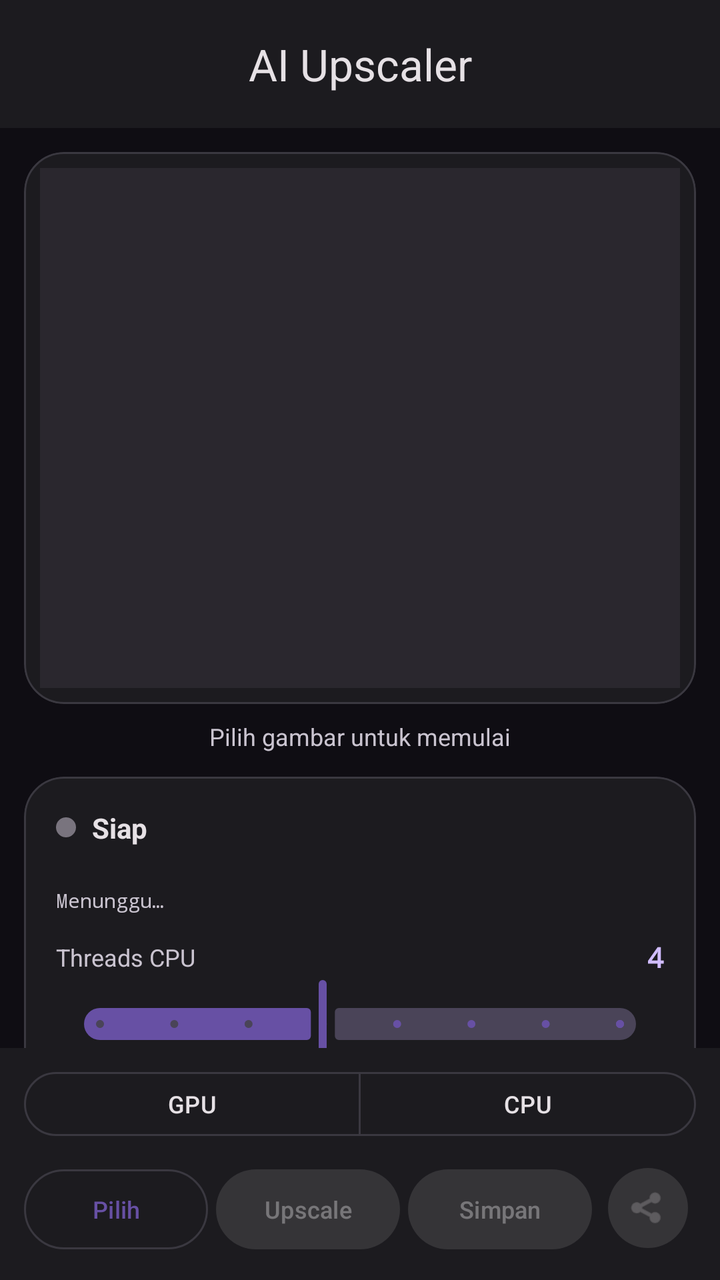
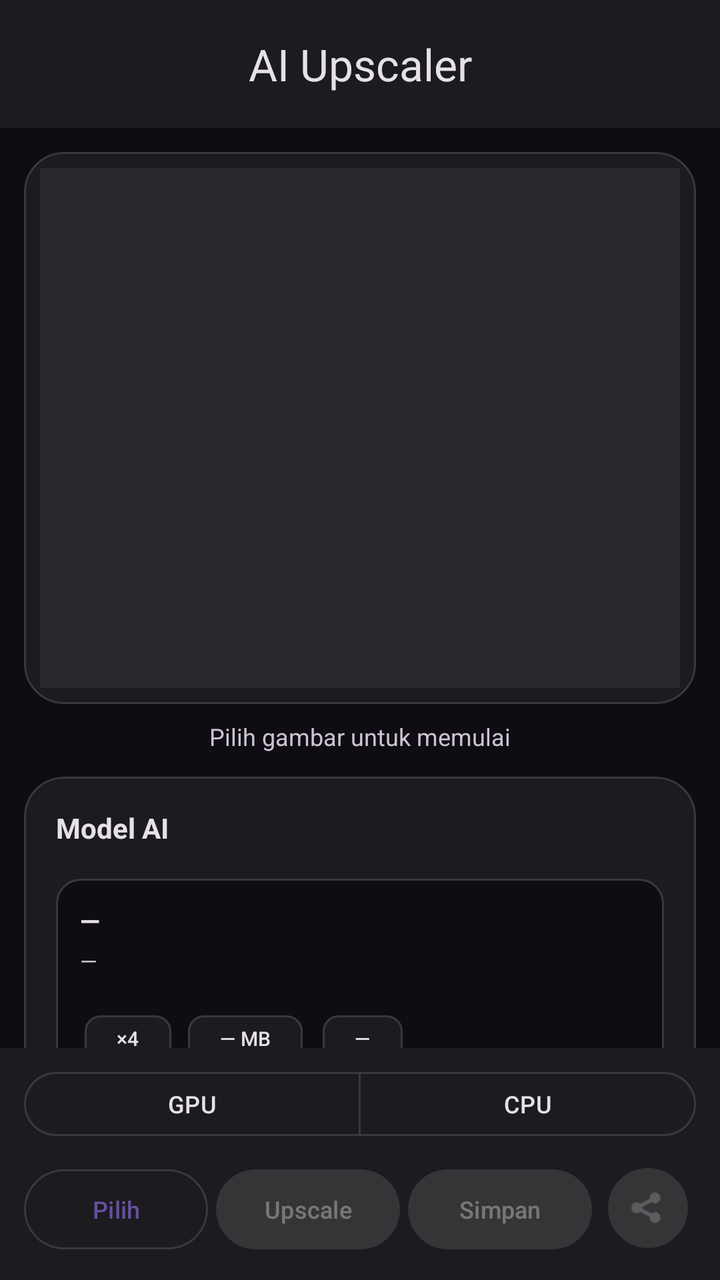

Screens rendered from an Android XML layout before and after an edit, with the pre-edit source and the edit as a unified diff.
<!-- AndroidManifest.xml: application theme Theme.AIUpscaler -->
<!-- res/layout/activity_main.xml -->
<?xml version="1.0" encoding="utf-8"?>
<androidx.constraintlayout.widget.ConstraintLayout
    xmlns:android="http://schemas.android.com/apk/res/android"
    xmlns:app="http://schemas.android.com/apk/res-auto"
    android:layout_width="match_parent"
    android:layout_height="match_parent"
    android:background="@color/md_background">

    <com.google.android.material.appbar.MaterialToolbar
        android:id="@+id/toolbar"
        android:layout_width="0dp"
        android:layout_height="wrap_content"
        android:background="@color/md_surface"
        android:fitsSystemWindows="true"
        android:minHeight="?attr/actionBarSize"
        app:contentInsetStart="0dp"
        app:contentInsetStartWithNavigation="0dp"
        app:title="@string/app_name"
        app:titleCentered="true"
        app:titleTextColor="@color/md_on_surface"
        app:layout_constraintTop_toTopOf="parent"
        app:layout_constraintStart_toStartOf="parent"
        app:layout_constraintEnd_toEndOf="parent"/>

    <androidx.core.widget.NestedScrollView
        android:id="@+id/scroll"
        android:layout_width="0dp"
        android:layout_height="0dp"
        android:clipToPadding="false"
        android:fillViewport="true"
        app:layout_constraintTop_toBottomOf="@id/toolbar"
        app:layout_constraintBottom_toTopOf="@id/bottomBar"
        app:layout_constraintStart_toStartOf="parent"
        app:layout_constraintEnd_toEndOf="parent">

        <LinearLayout
            android:layout_width="match_parent"
            android:layout_height="wrap_content"
            android:orientation="vertical"
            android:padding="@dimen/space_md">

            <com.google.android.material.card.MaterialCardView
                android:layout_width="match_parent"
                android:layout_height="wrap_content"
                app:cardBackgroundColor="@color/md_surface"
                app:cardCornerRadius="@dimen/radius_lg"
                app:cardElevation="0dp"
                app:strokeColor="@color/md_outline"
                app:strokeWidth="1dp">
                <ImageView
                    android:id="@+id/imagePreview"
                    android:layout_width="match_parent"
                    android:layout_height="@dimen/preview_height"
                    android:layout_margin="@dimen/space_sm"
                    android:background="@color/md_surface_variant"
                    android:contentDescription="@string/cd_image_preview"
                    android:scaleType="fitCenter"/>
            </com.google.android.material.card.MaterialCardView>

            <TextView
                android:id="@+id/tvInfo"
                android:layout_width="match_parent"
                android:layout_height="wrap_content"
                android:layout_marginTop="@dimen/space_sm"
                android:gravity="center"
                android:text="@string/hint_pick_image"
                android:textColor="@color/md_on_surface_variant"
                android:textSize="12sp"/>

            <com.google.android.material.card.MaterialCardView
                android:layout_width="match_parent"
                android:layout_height="wrap_content"
                android:layout_marginTop="@dimen/space_md"
                app:cardBackgroundColor="@color/md_surface"
                app:cardCornerRadius="@dimen/radius_lg"
                app:cardElevation="0dp"
                app:strokeColor="@color/md_outline"
                app:strokeWidth="1dp">
                <LinearLayout
                    android:layout_width="match_parent"
                    android:layout_height="wrap_content"
                    android:orientation="vertical"
                    android:padding="@dimen/space_lg">

                    <LinearLayout
                        android:layout_width="match_parent"
                        android:layout_height="wrap_content"
                        android:gravity="center_vertical"
                        android:orientation="horizontal">
                        <View
                            android:id="@+id/statusDot"
                            android:layout_width="10dp"
                            android:layout_height="10dp"
                            android:background="@drawable/dot_idle"/>
                        <TextView
                            android:id="@+id/tvStatus"
                            android:layout_width="0dp"
                            android:layout_height="wrap_content"
                            android:layout_marginStart="@dimen/space_sm"
                            android:layout_weight="1"
                            android:text="@string/status_idle"
                            android:textColor="@color/md_on_surface"
                            android:textSize="14sp"
                            android:textStyle="bold"/>
                        <TextView
                            android:id="@+id/tvPercent"
                            android:layout_width="wrap_content"
                            android:layout_height="wrap_content"
                            android:fontFamily="monospace"
                            android:textColor="@color/md_primary_dark"
                            android:textSize="14sp"
                            android:textStyle="bold"/>
                    </LinearLayout>

                    <com.google.android.material.progressindicator.LinearProgressIndicator
                        android:id="@+id/linearProgress"
                        android:layout_width="match_parent"
                        android:layout_height="wrap_content"
                        android:layout_marginTop="@dimen/space_sm"
                        android:visibility="invisible"
                        app:indicatorColor="@color/md_primary_dark"
                        app:trackColor="@color/md_surface_variant"
                        app:trackCornerRadius="6dp"/>

                    <TextView
                        android:id="@+id/tvProgress"
                        android:layout_width="match_parent"
                        android:layout_height="wrap_content"
                        android:layout_marginTop="@dimen/space_sm"
                        android:fontFamily="monospace"
                        android:text="Menunggu…"
                        android:textColor="@color/md_on_surface_variant"
                        android:textSize="10sp"/>

                    <LinearLayout
                        android:layout_width="match_parent"
                        android:layout_height="wrap_content"
                        android:layout_marginTop="@dimen/space_md"
                        android:gravity="center_vertical"
                        android:orientation="horizontal">
                        <TextView
                            android:layout_width="0dp"
                            android:layout_height="wrap_content"
                            android:layout_weight="1"
                            android:text="Threads CPU"
                            android:textColor="@color/md_on_surface_variant"
                            android:textSize="12sp"/>
                        <TextView
                            android:id="@+id/tvThreadCount"
                            android:layout_width="wrap_content"
                            android:layout_height="wrap_content"
                            android:fontFamily="monospace"
                            android:text="4"
                            android:textColor="@color/md_primary_dark"
                            android:textSize="14sp"
                            android:textStyle="bold"/>
                    </LinearLayout>

                    <com.google.android.material.slider.Slider
                        android:id="@+id/sliderThreads"
                        android:layout_width="match_parent"
                        android:layout_height="wrap_content"
                        android:stepSize="1"
                        android:value="4"
                        android:valueFrom="1"
                        android:valueTo="8"
                        app:labelBehavior="gone"/>

                    <View
                        android:layout_width="match_parent"
                        android:layout_height="1dp"
                        android:layout_marginTop="@dimen/space_md"
                        android:layout_marginBottom="@dimen/space_md"
                        android:background="@color/md_outline"/>

                    <LinearLayout
                        android:layout_width="match_parent"
                        android:layout_height="wrap_content"
                        android:orientation="horizontal"
                        android:weightSum="3">
                        <LinearLayout
                            android:layout_width="0dp"
                            android:layout_height="wrap_content"
                            android:layout_weight="1"
                            android:orientation="vertical">
                            <TextView
                                android:layout_width="wrap_content"
                                android:layout_height="wrap_content"
                                android:text="@string/label_cpu"
                                android:textColor="@color/md_on_surface_variant"
                                android:textSize="10sp"/>
                            <TextView
                                android:id="@+id/tvCpu"
                                android:layout_width="wrap_content"
                                android:layout_height="wrap_content"
                                android:layout_marginTop="2dp"
                                android:fontFamily="monospace"
                                android:text="—"
                                android:textColor="@color/md_on_surface"
                                android:textSize="12sp"
                                android:textStyle="bold"/>
                        </LinearLayout>
                        <LinearLayout
                            android:layout_width="0dp"
                            android:layout_height="wrap_content"
                            android:layout_weight="1"
                            android:orientation="vertical">
                            <TextView
                                android:layout_width="wrap_content"
                                android:layout_height="wrap_content"
                                android:text="@string/label_ram"
                                android:textColor="@color/md_on_surface_variant"
                                android:textSize="10sp"/>
                            <TextView
                                android:id="@+id/tvRam"
                                android:layout_width="wrap_content"
                                android:layout_height="wrap_content"
                                android:layout_marginTop="2dp"
                                android:fontFamily="monospace"
                                android:text="—"
                                android:textColor="@color/md_on_surface"
                                android:textSize="12sp"
                                android:textStyle="bold"/>
                        </LinearLayout>
                        <LinearLayout
                            android:layout_width="0dp"
                            android:layout_height="wrap_content"
                            android:layout_weight="1"
                            android:orientation="vertical">
                            <TextView
                                android:layout_width="wrap_content"
                                android:layout_height="wrap_content"
                                android:text="@string/label_gpu"
                                android:textColor="@color/md_on_surface_variant"
                                android:textSize="10sp"/>
                            <TextView
                                android:id="@+id/tvGpu"
                                android:layout_width="wrap_content"
                                android:layout_height="wrap_content"
                                android:layout_marginTop="2dp"
                                android:fontFamily="monospace"
                                android:text="—"
                                android:textColor="@color/md_on_surface"
                                android:textSize="12sp"
                                android:textStyle="bold"/>
                        </LinearLayout>
                    </LinearLayout>

                    <TextView
                        android:id="@+id/tvVulkan"
                        android:layout_width="match_parent"
                        android:layout_height="wrap_content"
                        android:layout_marginTop="@dimen/space_sm"
                        android:fontFamily="monospace"
                        android:text="Vulkan: —"
                        android:textColor="@color/md_on_surface_variant"
                        android:textSize="10sp"/>

                    <com.google.android.material.chip.Chip
                        android:id="@+id/chipBackend"
                        style="@style/Widget.Material3.Chip.Assist"
                        android:layout_width="wrap_content"
                        android:layout_height="wrap_content"
                        android:layout_marginTop="@dimen/space_sm"
                        android:clickable="false"
                        android:text="CPU"/>

                    <LinearLayout
                        android:id="@+id/logHeader"
                        android:layout_width="match_parent"
                        android:layout_height="wrap_content"
                        android:layout_marginTop="@dimen/space_md"
                        android:background="?attr/selectableItemBackground"
                        android:clickable="true"
                        android:focusable="true"
                        android:gravity="center_vertical"
                        android:orientation="horizontal"
                        android:paddingTop="@dimen/space_xs"
                        android:paddingBottom="@dimen/space_xs">
                        <TextView
                            android:layout_width="0dp"
                            android:layout_height="wrap_content"
                            android:layout_weight="1"
                            android:text="@string/label_detail"
                            android:textColor="@color/md_primary_dark"
                            android:textSize="12sp"/>
                        <TextView
                            android:id="@+id/logChevron"
                            android:layout_width="wrap_content"
                            android:layout_height="wrap_content"
                            android:text="▸"
                            android:textColor="@color/md_primary_dark"
                            android:textSize="14sp"/>
                    </LinearLayout>

                    <TextView
                        android:id="@+id/tvLog"
                        android:layout_width="match_parent"
                        android:layout_height="wrap_content"
                        android:background="@color/md_background"
                        android:fontFamily="monospace"
                        android:maxLines="14"
                        android:padding="@dimen/space_sm"
                        android:text=""
                        android:textColor="@color/md_on_surface_variant"
                        android:textSize="9sp"
                        android:visibility="gone"/>
                </LinearLayout>
            </com.google.android.material.card.MaterialCardView>
        </LinearLayout>
    </androidx.core.widget.NestedScrollView>

    <LinearLayout
        android:id="@+id/bottomBar"
        android:layout_width="0dp"
        android:layout_height="wrap_content"
        android:background="@color/md_surface"
        android:fitsSystemWindows="true"
        android:orientation="vertical"
        android:paddingStart="@dimen/space_md"
        android:paddingEnd="@dimen/space_md"
        android:paddingTop="@dimen/space_sm"
        android:paddingBottom="@dimen/space_md"
        app:layout_constraintBottom_toBottomOf="parent"
        app:layout_constraintStart_toStartOf="parent"
        app:layout_constraintEnd_toEndOf="parent">

        <com.google.android.material.button.MaterialButtonToggleGroup
            android:id="@+id/toggleBackend"
            android:layout_width="match_parent"
            android:layout_height="wrap_content"
            app:selectionRequired="true"
            app:singleSelection="true">
            <com.google.android.material.button.MaterialButton
                android:id="@+id/btnGpu"
                style="?attr/materialButtonOutlinedStyle"
                android:layout_width="0dp"
                android:layout_height="40dp"
                android:layout_weight="1"
                android:text="GPU"
                android:textSize="12sp"/>
            <com.google.android.material.button.MaterialButton
                android:id="@+id/btnCpu"
                style="?attr/materialButtonOutlinedStyle"
                android:layout_width="0dp"
                android:layout_height="40dp"
                android:layout_weight="1"
                android:text="CPU"
                android:textSize="12sp"/>
        </com.google.android.material.button.MaterialButtonToggleGroup>

        <LinearLayout
            android:layout_width="match_parent"
            android:layout_height="wrap_content"
            android:layout_marginTop="@dimen/space_sm"
            android:orientation="horizontal">
            <com.google.android.material.button.MaterialButton
                android:id="@+id/btnPick"
                style="@style/Widget.Material3.Button.OutlinedButton"
                android:layout_width="0dp"
                android:layout_height="@dimen/button_height"
                android:layout_marginEnd="@dimen/space_xs"
                android:layout_weight="1"
                android:text="@string/action_pick"
                android:textSize="12sp"
                app:cornerRadius="@dimen/radius_pill"/>
            <com.google.android.material.button.MaterialButton
                android:id="@+id/btnUpscale"
                android:layout_width="0dp"
                android:layout_height="@dimen/button_height"
                android:layout_marginEnd="@dimen/space_xs"
                android:layout_weight="1"
                android:enabled="false"
                android:text="@string/action_upscale"
                android:textSize="12sp"
                app:cornerRadius="@dimen/radius_pill"/>
            <com.google.android.material.button.MaterialButton
                android:id="@+id/btnSave"
                style="@style/Widget.Material3.Button.TonalButton"
                android:layout_width="0dp"
                android:layout_height="@dimen/button_height"
                android:layout_marginEnd="@dimen/space_xs"
                android:layout_weight="1"
                android:enabled="false"
                android:text="@string/action_save"
                android:textSize="12sp"
                app:cornerRadius="@dimen/radius_pill"/>
            <com.google.android.material.button.MaterialButton
                android:id="@+id/btnShare"
                style="@style/Widget.Material3.Button.IconButton.Filled.Tonal"
                android:layout_width="48dp"
                android:layout_height="@dimen/button_height"
                android:enabled="false"
                android:contentDescription="@string/action_share"
                app:icon="@android:drawable/ic_menu_share"
                app:iconPadding="0dp"/>
        </LinearLayout>
    </LinearLayout>
</androidx.constraintlayout.widget.ConstraintLayout>
<!-- resources referenced by this layout -->
<resources>
  <color name="md_background">#0F0D13</color>
  <color name="md_on_surface">#E6E1E5</color>
  <color name="md_on_surface_variant">#CAC4D0</color>
  <color name="md_outline">#3A3840</color>
  <color name="md_primary_dark">#D0BCFF</color>
  <color name="md_surface">#1C1B1F</color>
  <color name="md_surface_variant">#2A272E</color>
  <dimen name="button_height">48dp</dimen>
  <dimen name="preview_height">260dp</dimen>
  <dimen name="radius_lg">20dp</dimen>
  <dimen name="radius_pill">999dp</dimen>
  <dimen name="space_lg">16dp</dimen>
  <dimen name="space_md">12dp</dimen>
  <dimen name="space_sm">8dp</dimen>
  <dimen name="space_xs">4dp</dimen>
  <!-- drawable dot_idle (drawable) -->
  <?xml version="1.0" encoding="utf-8"?>
  <shape xmlns:android="http://schemas.android.com/apk/res/android" android:shape="oval">
      <solid android:color="@color/status_idle"/>
  </shape>
  <string name="action_pick">Pilih</string>
  <string name="action_save">Simpan</string>
  <string name="action_share">Bagikan</string>
  <string name="action_upscale">Upscale</string>
  <string name="app_name">AI Upscaler</string>
  <string name="cd_image_preview">Pratinjau gambar</string>
  <string name="hint_pick_image">Pilih gambar untuk memulai</string>
  <string name="label_cpu">CPU</string>
  <string name="label_detail">Detail proses</string>
  <string name="label_gpu">GPU</string>
  <string name="label_ram">RAM</string>
  <string name="status_idle">Siap</string>
  <style name="Theme.AIUpscaler" parent="Theme.Material3.Dark.NoActionBar">
          <item name="colorPrimary">@color/md_primary</item>
          <item name="colorOnPrimary">@color/md_on_primary</item>
          <item name="colorPrimaryContainer">@color/md_primary_container</item>
          <item name="colorOnPrimaryContainer">@color/md_on_primary_container</item>
          <item name="android:colorBackground">@color/md_background</item>
          <item name="colorSurface">@color/md_surface</item>
          <item name="colorSurfaceVariant">@color/md_surface_variant</item>
          <item name="colorOnSurface">@color/md_on_surface</item>
          <item name="colorOnSurfaceVariant">@color/md_on_surface_variant</item>
          <item name="colorOutline">@color/md_outline</item>
          <item name="android:statusBarColor">@color/md_surface</item>
          <item name="android:navigationBarColor">@color/md_surface</item>
      </style>
  <color name="status_idle">#79747E</color>
  <color name="md_primary">#6750A4</color>
  <color name="md_on_primary">#FFFFFF</color>
  <color name="md_primary_container">#EADDFF</color>
  <color name="md_on_primary_container">#21005D</color>
</resources>

<!-- the commit's change to res/layout/activity_main.xml (unified diff, before → after) -->
@@ -67,6 +67,7 @@
                 android:textColor="@color/md_on_surface_variant"
                 android:textSize="12sp"/>
 
+            
             <com.google.android.material.card.MaterialCardView
                 android:layout_width="match_parent"
                 android:layout_height="wrap_content"
@@ -82,6 +83,116 @@
                     android:orientation="vertical"
                     android:padding="@dimen/space_lg">
 
+                    <TextView
+                        android:layout_width="wrap_content"
+                        android:layout_height="wrap_content"
+                        android:text="Model AI"
+                        android:textColor="@color/md_on_surface"
+                        android:textSize="14sp"
+                        android:textStyle="bold"/>
+
+                    <HorizontalScrollView
+                        android:layout_width="match_parent"
+                        android:layout_height="wrap_content"
+                        android:layout_marginTop="@dimen/space_sm"
+                        android:scrollbars="none">
+                        <com.google.android.material.chip.ChipGroup
+                            android:id="@+id/chipGroupModels"
+                            android:layout_width="wrap_content"
+                            android:layout_height="wrap_content"
+                            app:chipSpacingHorizontal="8dp"
+                            app:singleLine="true"
+                            app:singleSelection="true"
+                            app:selectionRequired="true"/>
+                    </HorizontalScrollView>
+
+                    <LinearLayout
+                        android:layout_width="match_parent"
+                        android:layout_height="wrap_content"
+                        android:layout_marginTop="@dimen/space_sm"
+                        android:background="@drawable/bg_info_panel"
+                        android:orientation="vertical"
+                        android:padding="@dimen/space_md">
+
+                        <TextView
+                            android:id="@+id/tvModelName"
+                            android:layout_width="match_parent"
+                            android:layout_height="wrap_content"
+                            android:text="—"
+                            android:textColor="@color/md_on_surface"
+                            android:textSize="13sp"
+                            android:textStyle="bold"/>
+
+                        <TextView
+                            android:id="@+id/tvModelDesc"
+                            android:layout_width="match_parent"
+                            android:layout_height="wrap_content"
+                            android:layout_marginTop="4dp"
+                            android:text="—"
+                            android:textColor="@color/md_on_surface_variant"
+                            android:textSize="11sp"/>
+
+                        <LinearLayout
+                            android:layout_width="match_parent"
+                            android:layout_height="wrap_content"
+                            android:layout_marginTop="@dimen/space_sm"
+                            android:orientation="horizontal">
+
+                            <com.google.android.material.chip.Chip
+                                android:id="@+id/chipScale"
+                                style="@style/Widget.Material3.Chip.Assist"
+                                android:layout_width="wrap_content"
+                                android:layout_height="wrap_content"
+                                android:layout_marginEnd="6dp"
+                                android:checkable="false"
+                                android:clickable="false"
+                                android:text="×4"
+                                android:textSize="10sp"
+                                app:chipMinHeight="24dp"/>
+
+                            <com.google.android.material.chip.Chip
+                                android:id="@+id/chipSize"
+                                style="@style/Widget.Material3.Chip.Assist"
+                                android:layout_width="wrap_content"
+                                android:layout_height="wrap_content"
+                                android:layout_marginEnd="6dp"
+                                android:checkable="false"
+                                android:clickable="false"
+                                android:text="— MB"
+                                android:textSize="10sp"
+                                app:chipMinHeight="24dp"/>
+
+                            <com.google.android.material.chip.Chip
+                                android:id="@+id/chipSpeed"
+                                style="@style/Widget.Material3.Chip.Assist"
+                                android:layout_width="wrap_content"
+                                android:layout_height="wrap_content"
+                                android:checkable="false"
+                                android:clickable="false"
+                                android:text="—"
+                                android:textSize="10sp"
+                                app:chipMinHeight="24dp"/>
+                        </LinearLayout>
+                    </LinearLayout>
+                </LinearLayout>
+            </com.google.android.material.card.MaterialCardView>
+
+            
+            <com.google.android.material.card.MaterialCardView
+                android:layout_width="match_parent"
+                android:layout_height="wrap_content"
+                android:layout_marginTop="@dimen/space_md"
+                app:cardBackgroundColor="@color/md_surface"
+                app:cardCornerRadius="@dimen/radius_lg"
+                app:cardElevation="0dp"
+                app:strokeColor="@color/md_outline"
+                app:strokeWidth="1dp">
+                <LinearLayout
+                    android:layout_width="match_parent"
+                    android:layout_height="wrap_content"
+                    android:orientation="vertical"
+                    android:padding="@dimen/space_lg">
+
                     <LinearLayout
                         android:layout_width="match_parent"
                         android:layout_height="wrap_content"
@@ -132,10 +243,31 @@
                         android:textColor="@color/md_on_surface_variant"
                         android:textSize="10sp"/>
 
+                    <com.google.android.material.button.MaterialButton
+                        android:id="@+id/btnCancel"
+                        style="@style/Widget.Material3.Button.OutlinedButton"
+                        android:layout_width="match_parent"
+                        android:layout_height="40dp"
+                        android:layout_marginTop="@dimen/space_md"
+                        android:text="Batalkan"
+                        android:textColor="@color/status_error"
+                        android:textSize="12sp"
+                        android:visibility="gone"
+                        app:cornerRadius="@dimen/radius_pill"
+                        app:icon="@android:drawable/ic_menu_close_clear_cancel"
+                        app:iconTint="@color/status_error"
+                        app:strokeColor="@color/status_error"/>
+
+                    <View
+                        android:layout_width="match_parent"
+                        android:layout_height="1dp"
+                        android:layout_marginTop="@dimen/space_md"
+                        android:layout_marginBottom="@dimen/space_md"
+                        android:background="@color/md_outline"/>
+
                     <LinearLayout
                         android:layout_width="match_parent"
                         android:layout_height="wrap_content"
-                        android:layout_marginTop="@dimen/space_md"
                         android:gravity="center_vertical"
                         android:orientation="horizontal">
                         <TextView
<!-- resource entries referenced after the edit -->
@@ -7,6 +7,7 @@
   <color name="md_primary_dark">#D0BCFF</color>
   <color name="md_surface">#1C1B1F</color>
   <color name="md_surface_variant">#2A272E</color>
+  <color name="status_error">#EF5350</color>
   <dimen name="button_height">48dp</dimen>
   <dimen name="preview_height">260dp</dimen>
   <dimen name="radius_lg">20dp</dimen>
@@ -15,6 +16,13 @@
   <dimen name="space_md">12dp</dimen>
   <dimen name="space_sm">8dp</dimen>
   <dimen name="space_xs">4dp</dimen>
+  <!-- drawable bg_info_panel (drawable) -->
+  <?xml version="1.0" encoding="utf-8"?>
+  <shape xmlns:android="http://schemas.android.com/apk/res/android" android:shape="rectangle">
+      <solid android:color="@color/md_background"/>
+      <corners android:radius="12dp"/>
+      <stroke android:width="1dp" android:color="@color/md_outline"/>
+  </shape>
   <!-- drawable dot_idle (drawable) -->
   <?xml version="1.0" encoding="utf-8"?>
   <shape xmlns:android="http://schemas.android.com/apk/res/android" android:shape="oval">
